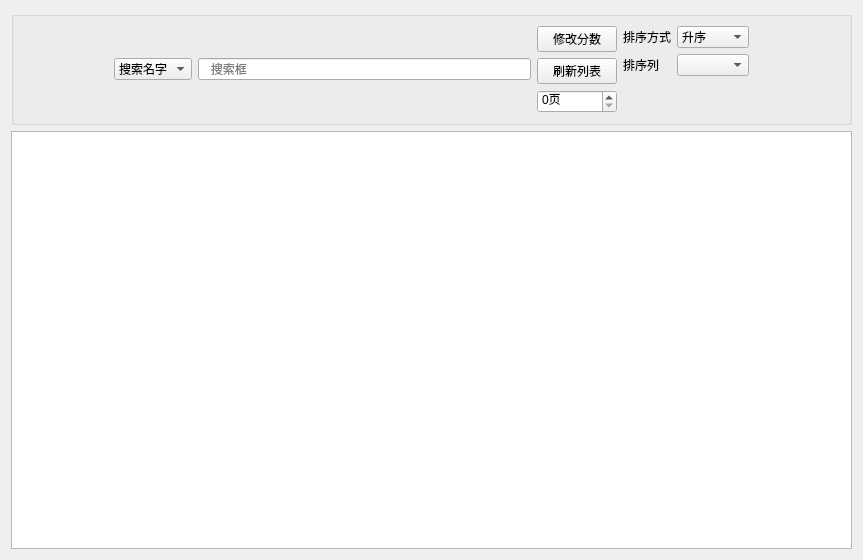
Above: scorewidget.ui from AnisHon/student_manage_system before the change. Below: the same form after it.
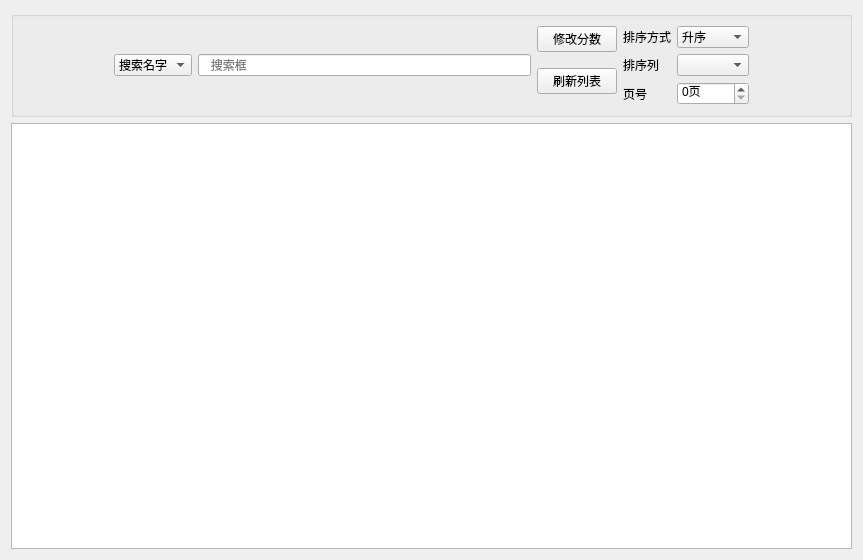
That is the form after the change.

The edit to the form file:
```diff
--- a/scorewidget.ui
+++ b/scorewidget.ui
@@ -73,20 +73,13 @@
           </property>
          </widget>
         </item>
-        <item row="1" column="0">
+        <item row="1" column="0" rowspan="2">
          <widget class="QPushButton" name="refreshBtn">
           <property name="text">
            <string>刷新列表</string>
           </property>
          </widget>
         </item>
-        <item row="2" column="0">
-         <widget class="QSpinBox" name="pageIndex">
-          <property name="suffix">
-           <string>页</string>
-          </property>
-         </widget>
-        </item>
        </layout>
       </item>
       <item>
@@ -150,6 +143,20 @@
           </property>
          </widget>
         </item>
+        <item row="2" column="0">
+         <widget class="QLabel" name="Label_3">
+          <property name="text">
+           <string>页号</string>
+          </property>
+         </widget>
+        </item>
+        <item row="2" column="1">
+         <widget class="QSpinBox" name="pageIndex">
+          <property name="suffix">
+           <string>页</string>
+          </property>
+         </widget>
+        </item>
        </layout>
       </item>
      </layout>
```
Left out of the diff: 4 changed lines with no effect on the pictures.
